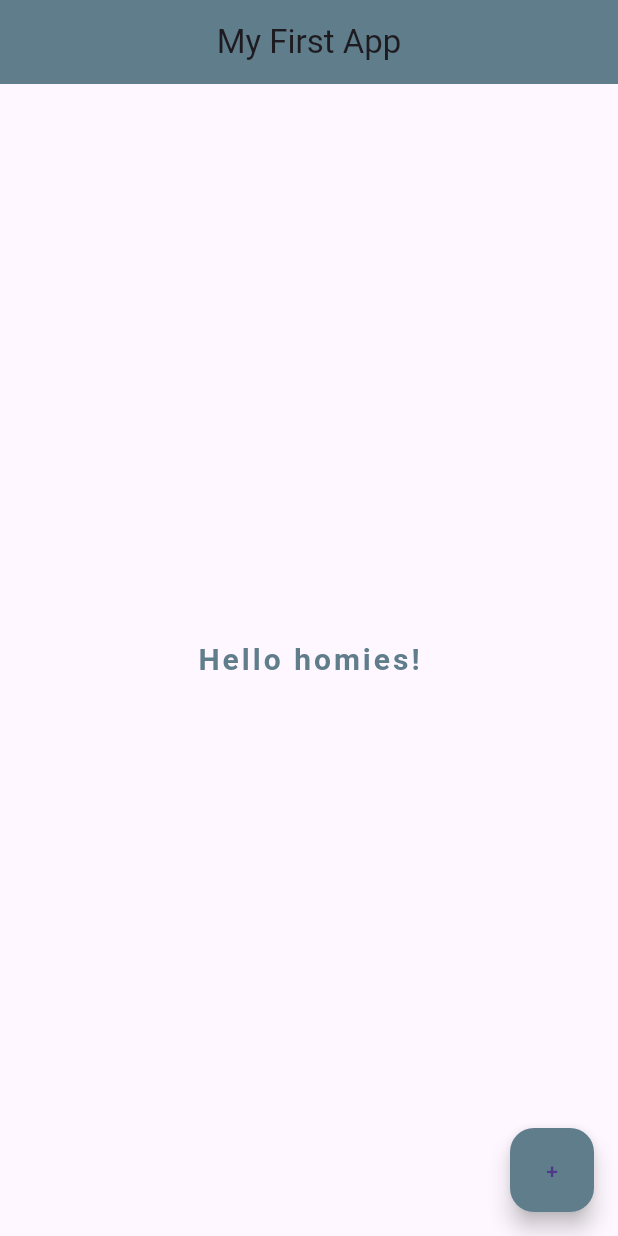
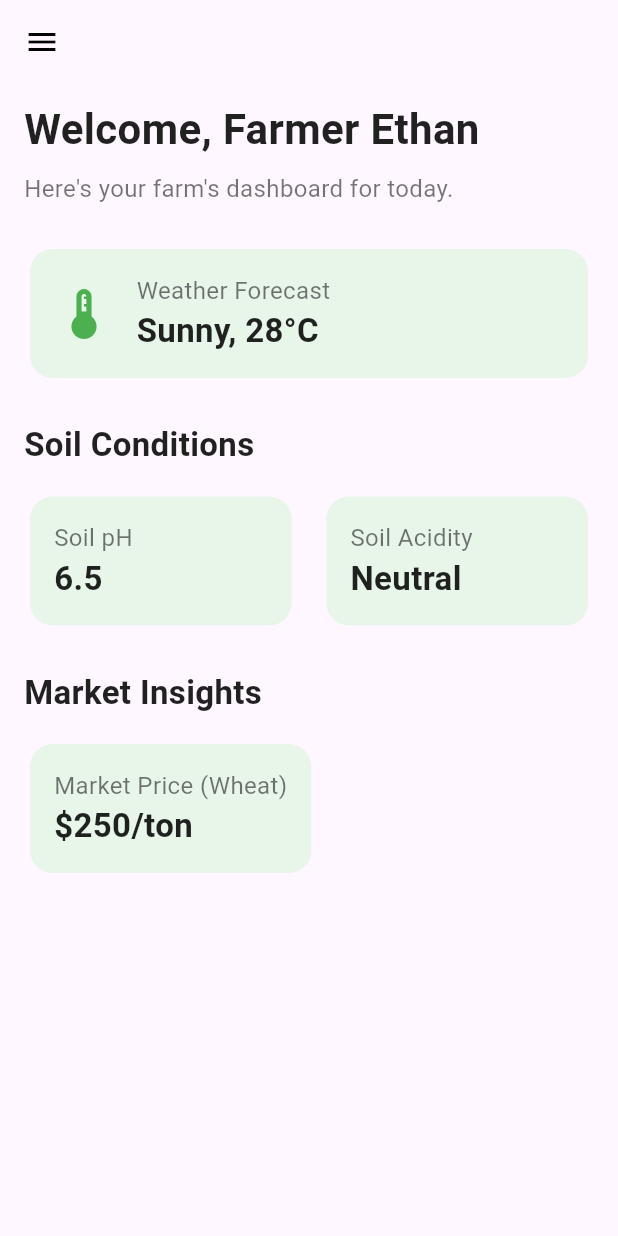
Before and after one commit to codewithmesree/AgriNova, a Flutter app: the screen it shows after launch, on a phone screen of 412 x 824 dp. Run offline on Flutter 3.47's test engine with Material 3 defaults, Android fonts, the phone set to English and light mode, and no system bars.

Commit message:
dashboard

```diff
--- /dev/null
+++ b/lib/dashboard_screen.dart
@@ -0,0 +1,281 @@
+import 'package:flutter/material.dart';
+
+class DashboardScreen extends StatefulWidget {
+  const DashboardScreen({super.key});
+
+  @override
+  State<DashboardScreen> createState() => _DashboardScreenState();
+}
+
+class _DashboardScreenState extends State<DashboardScreen> {
+  @override
+  Widget build(BuildContext context) {
+    return Scaffold(
+      appBar: AppBar(
+        title: const Text(''), // Removed title as per image
+        centerTitle: false,
+        backgroundColor: Colors.transparent, // Transparent app bar
+        elevation: 0,
+        iconTheme: const IconThemeData(color: Colors.black), // Hamburger icon color
+      ),
+      extendBodyBehindAppBar: true, // Extends body behind app bar for full height content
+      drawer: Drawer(
+        child: ListView(
+          padding: EdgeInsets.zero,
+          children: <Widget>[
+            const DrawerHeader(
+              decoration: BoxDecoration(
+                color: Colors.green,
+              ),
+              child: Column(
+                crossAxisAlignment: CrossAxisAlignment.start,
+                children: const [
+                  CircleAvatar(
+                    backgroundColor: Colors.white,
+                    radius: 30,
+                    child: Text('RP', style: TextStyle(color: Colors.green, fontSize: 30)),
+                  ),
+                  SizedBox(height: 10),
+                  Text(
+                    'Rajesh Patel',
+                    style: TextStyle(
+                      color: Colors.white,
+                      fontSize: 20,
+                    ),
+                  ),
+                  Text(
+                    'Farmer',
+                    style: TextStyle(
+                      color: Colors.white70,
+                      fontSize: 14,
+                    ),
+                  ),
+                ],
+              ),
+            ),
+            ListTile(
+              leading: const Icon(Icons.chat_bubble_outline),
+              title: const Text('Chatbot'),
+              onTap: () {
+                Navigator.pop(context);
+              },
+            ),
+            ListTile(
+              leading: const Icon(Icons.wb_sunny_outlined),
+              title: const Text('Weather Insights'),
+              onTap: () {
+                Navigator.pop(context);
+              },
+            ),
+            ListTile(
+              leading: const Icon(Icons.account_balance_wallet_outlined),
+              title: const Text('Market Insights'),
+              onTap: () {
+                Navigator.pop(context);
+              },
+            ),
+            const Divider(),
+            ListTile(
+              leading: const Icon(Icons.settings),
+              title: const Text('Settings'),
+              onTap: () {
+                Navigator.pop(context);
+              },
+            ),
+            ListTile(
+              leading: const Icon(Icons.logout),
+              title: const Text('Log Out'),
+              onTap: () {
+                Navigator.pop(context);
+              },
+            ),
+          ],
+        ),
+      ),
+      body: SingleChildScrollView(
+        padding: const EdgeInsets.all(16.0),
+        child: Column(
+          crossAxisAlignment: CrossAxisAlignment.start,
+          children: [
+            const SizedBox(height: 50), // Space for the app bar
+            const Text(
+              'Welcome, Farmer Ethan',
+              style: TextStyle(
+                fontSize: 28,
+                fontWeight: FontWeight.bold,
+                color: Colors.black87,
+              ),
+            ),
+            const SizedBox(height: 8),
+            const Text(
+              'Here\'s your farm\'s dashboard for today.',
+              style: TextStyle(
+                fontSize: 16,
+                color: Colors.black54,
+              ),
+            ),
+            const SizedBox(height: 25),
+            // Weather Forecast Card
+            Card(
+              elevation: 0,
+              shape: RoundedRectangleBorder(
+                borderRadius: BorderRadius.circular(15),
+              ),
+              color: Colors.green.shade50,
+              child: const Padding(
+                padding: EdgeInsets.all(16.0),
+                child: Row(
+                  children: [
+                    Icon(Icons.thermostat_outlined, size: 40, color: Colors.green),
+                    SizedBox(width: 15),
+                    Column(
+                      crossAxisAlignment: CrossAxisAlignment.start,
+                      children: [
+                        Text(
+                          'Weather Forecast',
+                          style: TextStyle(
+                            fontSize: 16,
+                            color: Colors.black54,
+                          ),
+                        ),
+                        Text(
+                          'Sunny, 28°C',
+                          style: TextStyle(
+                            fontSize: 22,
+                            fontWeight: FontWeight.bold,
+                            color: Colors.black87,
+                          ),
+                        ),
+                      ],
+                    ),
+                  ],
+                ),
+              ),
+            ),
+            const SizedBox(height: 25),
+            // Soil Conditions Section
+            const Text(
+              'Soil Conditions',
+              style: TextStyle(
+                fontSize: 22,
+                fontWeight: FontWeight.bold,
+                color: Colors.black87,
+              ),
+            ),
+            const SizedBox(height: 15),
+            Row(
+              children: [
+                Expanded(
+                  child: Card(
+                    elevation: 0,
+                    shape: RoundedRectangleBorder(
+                      borderRadius: BorderRadius.circular(15),
+                    ),
+                    color: Colors.green.shade50,
+                    child: const Padding(
+                      padding: EdgeInsets.all(16.0),
+                      child: Column(
+                        crossAxisAlignment: CrossAxisAlignment.start,
+                        children: [
+                          Text(
+                            'Soil pH',
+                            style: TextStyle(
+                              fontSize: 16,
+                              color: Colors.black54,
+                            ),
+                          ),
+                          Text(
+                            '6.5',
+                            style: TextStyle(
+                              fontSize: 22,
+                              fontWeight: FontWeight.bold,
+                              color: Colors.black87,
+                            ),
+                          ),
+                        ],
+                      ),
+                    ),
+                  ),
+                ),
+                const SizedBox(width: 15),
+                Expanded(
+                  child: Card(
+                    elevation: 0,
+                    shape: RoundedRectangleBorder(
+                      borderRadius: BorderRadius.circular(15),
+                    ),
+                    color: Colors.green.shade50,
+                    child: const Padding(
+                      padding: EdgeInsets.all(16.0),
+                      child: Column(
+                        crossAxisAlignment: CrossAxisAlignment.start,
+                        children: [
+                          Text(
+                            'Soil Acidity',
+                            style: TextStyle(
+                              fontSize: 16,
+                              color: Colors.black54,
+                            ),
+                          ),
+                          Text(
+                            'Neutral',
+                            style: TextStyle(
+                              fontSize: 22,
+                              fontWeight: FontWeight.bold,
+                              color: Colors.black87,
+                            ),
+                          ),
+                        ],
+                      ),
+                    ),
+                  ),
+                ),
+              ],
+            ),
+            const SizedBox(height: 25),
+            // Market Insights Section
+            const Text(
+              'Market Insights',
+              style: TextStyle(
+                fontSize: 22,
+                fontWeight: FontWeight.bold,
+                color: Colors.black87,
+              ),
+            ),
+            const SizedBox(height: 15),
+            Card(
+              elevation: 0,
+              shape: RoundedRectangleBorder(
+                borderRadius: BorderRadius.circular(15),
+              ),
+              color: Colors.green.shade50,
+              child: const Padding(
+                padding: EdgeInsets.all(16.0),
+                child: Column(
+                  crossAxisAlignment: CrossAxisAlignment.start,
+                  children: [
+                    Text(
+                      'Market Price (Wheat)',
+                      style: TextStyle(
+                        fontSize: 16,
+                        color: Colors.black54,
+                      ),
+                    ),
+                    Text(
+                      '\$250/ton',
+                      style: TextStyle(
+                        fontSize: 22,
+                        fontWeight: FontWeight.bold,
+                        color: Colors.black87,
+                      ),
+                    ),
+                  ],
+                ),
+              ),
+            ),
+          ],
+        ),
+      ),
+    );
+  }
+}
--- a/lib/main.dart
+++ b/lib/main.dart
@@ -1,30 +1,6 @@
 import 'package:flutter/material.dart';
+import 'package:sample_flutter_project/dashboard_screen.dart';
 
 void main() => runApp(MaterialApp(
-  home: Scaffold(
-    appBar: AppBar(
-      title: const Text('My First App'),
-      centerTitle: true,
-      backgroundColor: Colors.blueGrey,
-    ),
-    body: const Center(
-      child: Text(
-        "Hello homies!",
-        style: TextStyle(
-          fontSize: 20.0,
-          fontWeight: FontWeight.bold,
-          letterSpacing: 2.0,
-          color: Colors.blueGrey,
-        ),
-      ),
-    ),
-    floatingActionButton: FloatingActionButton(
-      onPressed: () {
-        // This function is required, even if it's empty for now.
-        // You can add logic here for when the button is pressed.
-      },
-      backgroundColor: Colors.blueGrey,
-      child: const Text("+"),
-    ),
-  ),
+  home: DashboardScreen(),
 ));
```
